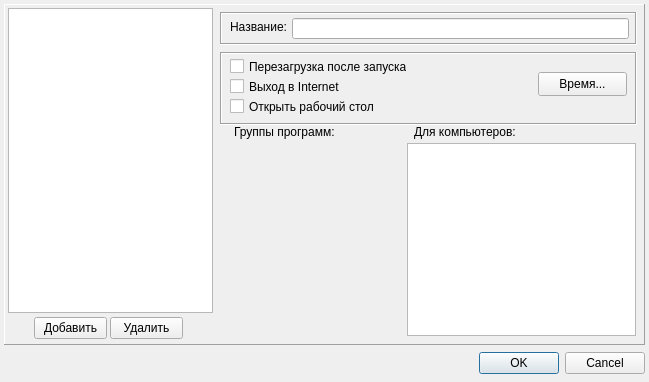
The window that Apps/AdminModule_QT/dialogtariffs.ui (DenMMM/TLK) describes before a commit, drawn with Qt 5.
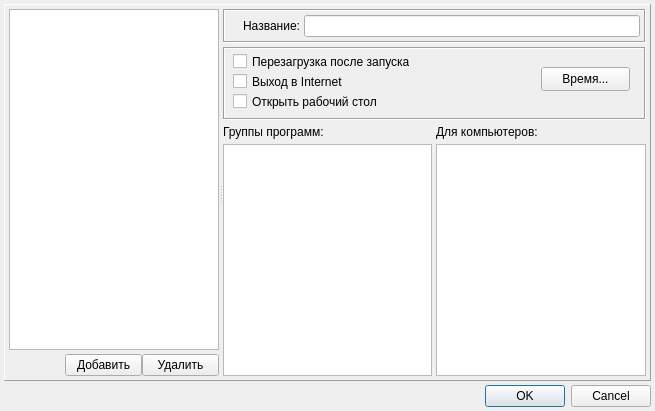
The same window after the commit.

Commit message: 1. Сконвертировал файлы исходного кода в UTF-8. 2. Исправил задание количества минут в диалоге редактирования тарифов. 3. Мелкие исправления, чтобы код из 'Core' был совместим с Visual Studio 2019. 4. Реализовал с помощью QT (обновлен до v5.12.10) диалоги настройки списка компьютеров / тарифов / штрафов / пользователей и частично второстепенные.

```diff
--- a/Apps/AdminModule_QT/dialogtariffs.ui
+++ b/Apps/AdminModule_QT/dialogtariffs.ui
@@ -9,37 +9,42 @@
    <rect>
     <x>0</x>
     <y>0</y>
-    <width>649</width>
-    <height>382</height>
+    <width>655</width>
+    <height>411</height>
    </rect>
   </property>
+  <property name="minimumSize">
+   <size>
+    <width>655</width>
+    <height>411</height>
+   </size>
+  </property>
   <property name="windowTitle">
    <string>Тарифы</string>
   </property>
-  <widget class="QDialogButtonBox" name="buttonBox">
-   <property name="geometry">
-    <rect>
-     <x>4</x>
-     <y>347</y>
-     <width>641</width>
-     <height>32</height>
-    </rect>
+  <layout class="QVBoxLayout" name="verticalLayout">
+   <property name="spacing">
+    <number>4</number>
    </property>
-   <property name="orientation">
-    <enum>Qt::Horizontal</enum>
+   <property name="leftMargin">
+    <number>4</number>
    </property>
-   <property name="standardButtons">
-    <set>QDialogButtonBox::Cancel|QDialogButtonBox::Ok</set>
+   <property name="topMargin">
+    <number>4</number>
    </property>
-  </widget>
-  <widget class="QFrame" name="frame">
-   <property name="geometry">
-    <rect>
-     <x>4</x>
-     <y>4</y>
-     <width>641</width>
-     <height>341</height>
-    </rect>
+   <property name="rightMargin">
+    <number>4</number>
+   </property>
+   <property name="bottomMargin">
+    <number>4</number>
+   </property>
+   <item>
+    <widget class="QFrame" name="frameCentral">
+     <property name="sizePolicy">
+      <sizepolicy hsizetype="Expanding" vsizetype="Expanding">
+       <horstretch>0</horstretch>
+       <verstretch>0</verstretch>
+      </sizepolicy>
    </property>
    <property name="frameShape">
     <enum>QFrame::Panel</enum>
@@ -47,40 +52,197 @@
    <property name="frameShadow">
     <enum>QFrame::Raised</enum>
    </property>
+     <layout class="QGridLayout" name="gridLayout">
+      <property name="leftMargin">
+       <number>4</number>
+      </property>
+      <property name="topMargin">
+       <number>4</number>
+      </property>
+      <property name="rightMargin">
+       <number>4</number>
+      </property>
+      <property name="bottomMargin">
+       <number>4</number>
+      </property>
+      <property name="spacing">
+       <number>0</number>
+      </property>
+      <item row="0" column="0">
+       <widget class="QSplitter" name="splitter">
+        <property name="sizePolicy">
+         <sizepolicy hsizetype="Expanding" vsizetype="Expanding">
+          <horstretch>0</horstretch>
+          <verstretch>0</verstretch>
+         </sizepolicy>
+        </property>
+        <property name="orientation">
+         <enum>Qt::Horizontal</enum>
+        </property>
+        <widget class="QWidget" name="widgetLeft" native="true">
+         <property name="sizePolicy">
+          <sizepolicy hsizetype="Fixed" vsizetype="Preferred">
+           <horstretch>0</horstretch>
+           <verstretch>0</verstretch>
+          </sizepolicy>
+         </property>
+         <property name="minimumSize">
+          <size>
+           <width>205</width>
+           <height>0</height>
+          </size>
+         </property>
+         <layout class="QVBoxLayout" name="verticalLayout_2">
+          <property name="spacing">
+           <number>4</number>
+          </property>
+          <property name="leftMargin">
+           <number>0</number>
+          </property>
+          <property name="topMargin">
+           <number>0</number>
+          </property>
+          <property name="rightMargin">
+           <number>0</number>
+          </property>
+          <property name="bottomMargin">
+           <number>0</number>
+          </property>
+          <item>
+           <widget class="QListWidget" name="listWidgetNames">
+            <property name="editTriggers">
+             <set>QAbstractItemView::NoEditTriggers</set>
+            </property>
+            <property name="selectionMode">
+             <enum>QAbstractItemView::ExtendedSelection</enum>
+            </property>
+            <property name="selectionBehavior">
+             <enum>QAbstractItemView::SelectRows</enum>
+            </property>
+           </widget>
+          </item>
+          <item>
+           <widget class="QWidget" name="widget" native="true">
+            <property name="sizePolicy">
+             <sizepolicy hsizetype="Expanding" vsizetype="Fixed">
+              <horstretch>0</horstretch>
+              <verstretch>0</verstretch>
+             </sizepolicy>
+            </property>
+            <property name="minimumSize">
+             <size>
+              <width>0</width>
+              <height>22</height>
+             </size>
+            </property>
+            <layout class="QHBoxLayout" name="horizontalLayout_2">
+             <property name="spacing">
+              <number>0</number>
+             </property>
+             <property name="leftMargin">
+              <number>0</number>
+             </property>
+             <property name="topMargin">
+              <number>0</number>
+             </property>
+             <property name="rightMargin">
+              <number>0</number>
+             </property>
+             <property name="bottomMargin">
+              <number>0</number>
+             </property>
+             <item>
+              <spacer name="horizontalSpacer">
+               <property name="orientation">
+                <enum>Qt::Horizontal</enum>
+               </property>
+               <property name="sizeHint" stdset="0">
+                <size>
+                 <width>59</width>
+                 <height>20</height>
+                </size>
+               </property>
+              </spacer>
+             </item>
+             <item>
    <widget class="QPushButton" name="buttonAdd">
-    <property name="geometry">
-     <rect>
-      <x>30</x>
-      <y>313</y>
+               <property name="sizePolicy">
+                <sizepolicy hsizetype="Fixed" vsizetype="Fixed">
+                 <horstretch>0</horstretch>
+                 <verstretch>0</verstretch>
+                </sizepolicy>
+               </property>
+               <property name="minimumSize">
+                <size>
       <width>73</width>
       <height>22</height>
-     </rect>
+                </size>
     </property>
     <property name="text">
      <string>Добавить</string>
     </property>
    </widget>
+             </item>
+             <item>
    <widget class="QPushButton" name="buttonDel">
-    <property name="geometry">
-     <rect>
-      <x>106</x>
-      <y>313</y>
+               <property name="sizePolicy">
+                <sizepolicy hsizetype="Fixed" vsizetype="Fixed">
+                 <horstretch>0</horstretch>
+                 <verstretch>0</verstretch>
+                </sizepolicy>
+               </property>
+               <property name="minimumSize">
+                <size>
       <width>73</width>
       <height>22</height>
-     </rect>
+                </size>
     </property>
     <property name="text">
      <string>Удалить</string>
     </property>
    </widget>
+             </item>
+            </layout>
+           </widget>
+          </item>
+         </layout>
+        </widget>
+        <widget class="QWidget" name="widgetRight" native="true">
+         <property name="sizePolicy">
+          <sizepolicy hsizetype="Expanding" vsizetype="Expanding">
+           <horstretch>0</horstretch>
+           <verstretch>0</verstretch>
+          </sizepolicy>
+         </property>
+         <layout class="QVBoxLayout" name="verticalLayout_3">
+          <property name="spacing">
+           <number>4</number>
+          </property>
+          <property name="leftMargin">
+           <number>0</number>
+          </property>
+          <property name="topMargin">
+           <number>0</number>
+          </property>
+          <property name="rightMargin">
+           <number>0</number>
+          </property>
+          <property name="bottomMargin">
+           <number>0</number>
+          </property>
+          <item>
    <widget class="QFrame" name="frame_2">
-    <property name="geometry">
-     <rect>
-      <x>216</x>
-      <y>8</y>
-      <width>417</width>
+            <property name="sizePolicy">
+             <sizepolicy hsizetype="Expanding" vsizetype="Fixed">
+              <horstretch>0</horstretch>
+              <verstretch>0</verstretch>
+             </sizepolicy>
+            </property>
+            <property name="minimumSize">
+             <size>
+              <width>0</width>
       <height>33</height>
-     </rect>
+             </size>
     </property>
     <property name="frameShape">
      <enum>QFrame::Box</enum>
@@ -88,14 +250,35 @@
     <property name="frameShadow">
      <enum>QFrame::Sunken</enum>
     </property>
-    <widget class="QLabel" name="label">
-     <property name="geometry">
-      <rect>
-       <x>6</x>
-       <y>5</y>
-       <width>61</width>
-       <height>20</height>
-      </rect>
+            <layout class="QHBoxLayout" name="horizontalLayout">
+             <property name="spacing">
+              <number>4</number>
+             </property>
+             <property name="leftMargin">
+              <number>4</number>
+             </property>
+             <property name="topMargin">
+              <number>4</number>
+             </property>
+             <property name="rightMargin">
+              <number>4</number>
+             </property>
+             <property name="bottomMargin">
+              <number>4</number>
+             </property>
+             <item>
+              <widget class="QLabel" name="labelTariffName">
+               <property name="sizePolicy">
+                <sizepolicy hsizetype="Fixed" vsizetype="Expanding">
+                 <horstretch>0</horstretch>
+                 <verstretch>0</verstretch>
+                </sizepolicy>
+               </property>
+               <property name="minimumSize">
+                <size>
+                 <width>71</width>
+                 <height>0</height>
+                </size>
      </property>
      <property name="text">
       <string>Название:</string>
@@ -104,25 +287,33 @@
       <set>Qt::AlignRight|Qt::AlignTrailing|Qt::AlignVCenter</set>
      </property>
     </widget>
+             </item>
+             <item>
     <widget class="QLineEdit" name="lineEditName">
-     <property name="geometry">
-      <rect>
-       <x>72</x>
-       <y>6</y>
-       <width>337</width>
+               <property name="minimumSize">
+                <size>
+                 <width>0</width>
        <height>21</height>
-      </rect>
-     </property>
-    </widget>
-   </widget>
+                </size>
+               </property>
+              </widget>
+             </item>
+            </layout>
+           </widget>
+          </item>
+          <item>
    <widget class="QFrame" name="frame_3">
-    <property name="geometry">
-     <rect>
-      <x>216</x>
-      <y>48</y>
-      <width>417</width>
+            <property name="sizePolicy">
+             <sizepolicy hsizetype="Expanding" vsizetype="Fixed">
+              <horstretch>0</horstretch>
+              <verstretch>0</verstretch>
+             </sizepolicy>
+            </property>
+            <property name="minimumSize">
+             <size>
+              <width>420</width>
       <height>73</height>
-     </rect>
+             </size>
     </property>
     <property name="frameShape">
      <enum>QFrame::Box</enum>
@@ -183,53 +374,162 @@
      </property>
     </widget>
    </widget>
-   <widget class="QLabel" name="label_2">
-    <property name="geometry">
-     <rect>
-      <x>410</x>
-      <y>120</y>
-      <width>211</width>
-      <height>16</height>
-     </rect>
-    </property>
-    <property name="text">
-     <string>Для компьютеров:</string>
-    </property>
-   </widget>
-   <widget class="QLabel" name="label_3">
-    <property name="geometry">
-     <rect>
-      <x>230</x>
-      <y>120</y>
-      <width>151</width>
+          </item>
+          <item>
+           <widget class="QWidget" name="widget_2" native="true">
+            <property name="sizePolicy">
+             <sizepolicy hsizetype="Expanding" vsizetype="Expanding">
+              <horstretch>0</horstretch>
+              <verstretch>0</verstretch>
+             </sizepolicy>
+            </property>
+            <property name="minimumSize">
+             <size>
+              <width>0</width>
+              <height>252</height>
+             </size>
+            </property>
+            <layout class="QHBoxLayout" name="horizontalLayout_3">
+             <property name="spacing">
+              <number>4</number>
+             </property>
+             <property name="leftMargin">
+              <number>0</number>
+             </property>
+             <property name="topMargin">
+              <number>0</number>
+             </property>
+             <property name="rightMargin">
+              <number>0</number>
+             </property>
+             <property name="bottomMargin">
+              <number>0</number>
+             </property>
+             <item>
+              <widget class="QWidget" name="widget_3" native="true">
+               <property name="sizePolicy">
+                <sizepolicy hsizetype="Fixed" vsizetype="Expanding">
+                 <horstretch>0</horstretch>
+                 <verstretch>0</verstretch>
+                </sizepolicy>
+               </property>
+               <property name="minimumSize">
+                <size>
+                 <width>171</width>
+                 <height>0</height>
+                </size>
+               </property>
+               <layout class="QVBoxLayout" name="verticalLayout_6">
+                <property name="spacing">
+                 <number>4</number>
+                </property>
+                <property name="leftMargin">
+                 <number>0</number>
+                </property>
+                <property name="topMargin">
+                 <number>0</number>
+                </property>
+                <property name="rightMargin">
+                 <number>0</number>
+                </property>
+                <property name="bottomMargin">
+                 <number>0</number>
+                </property>
+                <item>
+                 <widget class="QLabel" name="labelTariffApps">
+                  <property name="sizePolicy">
+                   <sizepolicy hsizetype="Expanding" vsizetype="Fixed">
+                    <horstretch>0</horstretch>
+                    <verstretch>0</verstretch>
+                   </sizepolicy>
+                  </property>
+                  <property name="minimumSize">
+                   <size>
+                    <width>0</width>
       <height>16</height>
-     </rect>
+                   </size>
     </property>
     <property name="text">
      <string>Группы программ:</string>
     </property>
    </widget>
-   <widget class="QListWidget" name="listWidgetNames">
-    <property name="geometry">
-     <rect>
-      <x>4</x>
-      <y>4</y>
-      <width>205</width>
-      <height>305</height>
-     </rect>
-    </property>
-   </widget>
-   <widget class="QListWidget" name="listWidgetComputers">
-    <property name="geometry">
-     <rect>
-      <x>403</x>
-      <y>139</y>
-      <width>229</width>
-      <height>193</height>
-     </rect>
-    </property>
-   </widget>
-  </widget>
+                </item>
+                <item>
+                 <widget class="QListWidget" name="listWidgetApps"/>
+                </item>
+               </layout>
+              </widget>
+             </item>
+             <item>
+              <widget class="QWidget" name="widget_4" native="true">
+               <property name="sizePolicy">
+                <sizepolicy hsizetype="Expanding" vsizetype="Expanding">
+                 <horstretch>0</horstretch>
+                 <verstretch>0</verstretch>
+                </sizepolicy>
+               </property>
+               <layout class="QVBoxLayout" name="verticalLayout_4">
+                <property name="spacing">
+                 <number>4</number>
+                </property>
+                <property name="leftMargin">
+                 <number>0</number>
+                </property>
+                <property name="topMargin">
+                 <number>0</number>
+                </property>
+                <property name="rightMargin">
+                 <number>0</number>
+                </property>
+                <property name="bottomMargin">
+                 <number>0</number>
+                </property>
+                <item>
+                 <widget class="QLabel" name="labelTariffComputers">
+                  <property name="sizePolicy">
+                   <sizepolicy hsizetype="Expanding" vsizetype="Fixed">
+                    <horstretch>0</horstretch>
+                    <verstretch>0</verstretch>
+                   </sizepolicy>
+                  </property>
+                  <property name="minimumSize">
+                   <size>
+                    <width>0</width>
+                    <height>16</height>
+                   </size>
+                  </property>
+                  <property name="text">
+                   <string>Для компьютеров:</string>
+                  </property>
+                 </widget>
+                </item>
+                <item>
+                 <widget class="QListWidget" name="listWidgetComputers"/>
+                </item>
+               </layout>
+              </widget>
+             </item>
+            </layout>
+           </widget>
+          </item>
+         </layout>
+        </widget>
+       </widget>
+      </item>
+     </layout>
+    </widget>
+   </item>
+   <item>
+    <widget class="QDialogButtonBox" name="buttonBox">
+     <property name="orientation">
+      <enum>Qt::Horizontal</enum>
+     </property>
+     <property name="standardButtons">
+      <set>QDialogButtonBox::Cancel|QDialogButtonBox::Ok</set>
+     </property>
+    </widget>
+   </item>
+  </layout>
  </widget>
  <resources/>
  <connections>
```
Left out of the diff: 9 changed lines with no effect on the pictures. Lines whose indentation alone changed are shown as unchanged. The commit also changes 184 other files.
